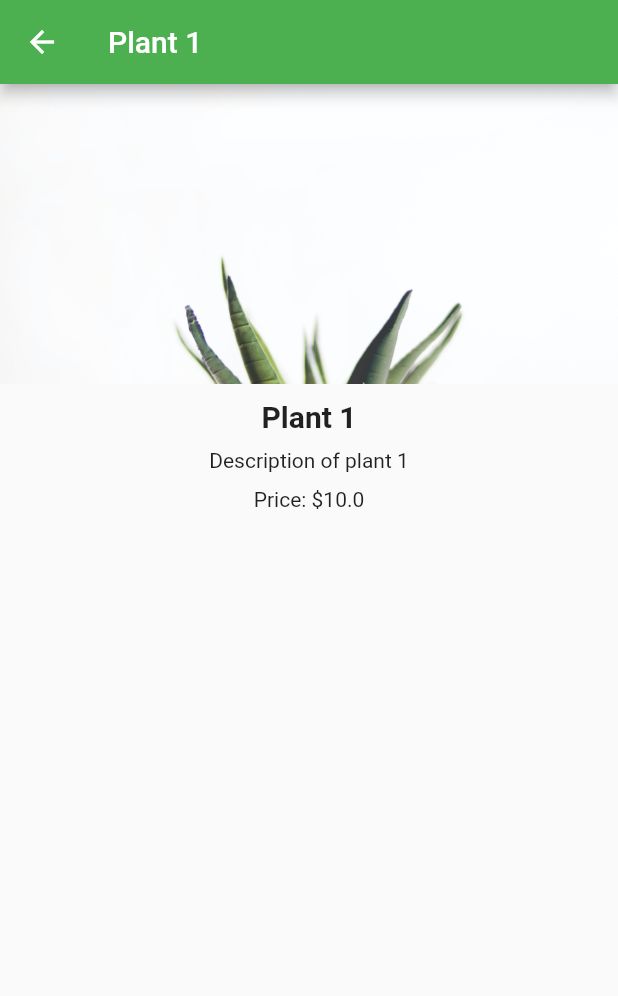
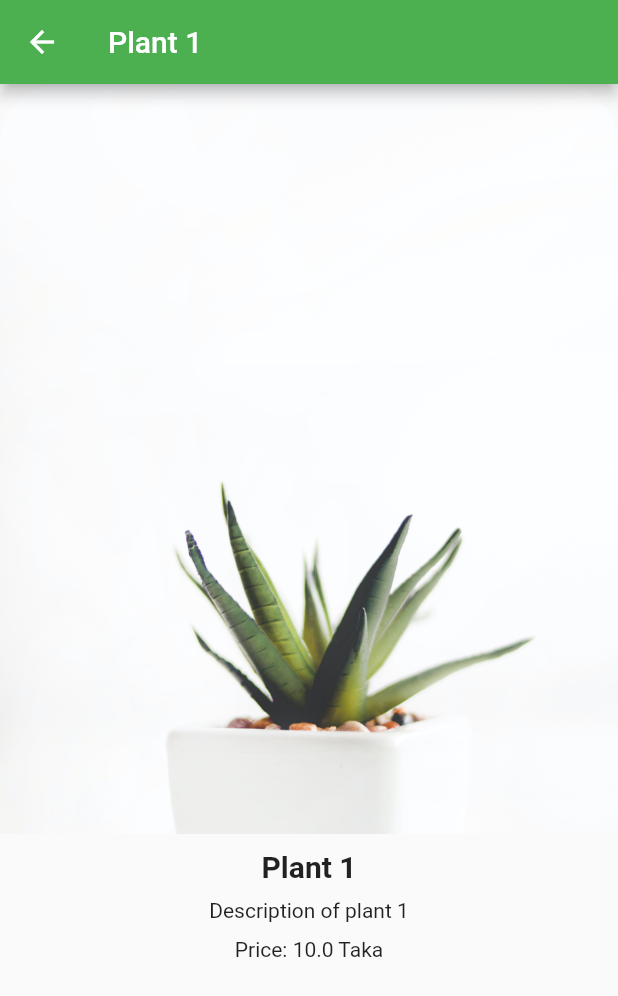
Before and after one commit to hackerboi101/plant_shop_app, a Flutter app: the screen it shows after launch, after a tap on "Plant 1", on a phone screen of 412 x 824 dp. Shown: the top 996 px of the screen. Run offline on Flutter 3.47's test engine with Material 2 defaults, Android fonts, the phone set to English and light mode, and no system bars; our stand-ins replace firebase_core; accounts and stored records are empty.

Commit message:
Latest update

```diff
--- a/lib/description_page.dart
+++ b/lib/description_page.dart
@@ -16,11 +16,19 @@ class DescriptionPage extends StatelessWidget {
       ),
       body: Column(
         children: [
-          Image.asset(
-            plant.image,
-            height: 200,
-            width: double.infinity,
-            fit: BoxFit.cover,
+          Container(
+            height: 500.0,
+            width: 500.0,
+            decoration: BoxDecoration(
+              image: DecorationImage(
+                image: AssetImage(plant.image),
+                fit: BoxFit.cover,
+              ),
+              borderRadius: BorderRadius.only(
+                topLeft: Radius.circular(40),
+                topRight: Radius.circular(40),
+              ),
+            ),
           ),
           Container(
             padding: EdgeInsets.all(10),
@@ -40,7 +48,7 @@ class DescriptionPage extends StatelessWidget {
                 SizedBox(
                   height: 10,
                 ),
-                Text('Price: \$${plant.price}'),
+                Text('Price: ${plant.price} Taka'),
                 SizedBox(
                   height: 10,
                 ),
--- a/lib/main.dart
+++ b/lib/main.dart
@@ -69,17 +69,30 @@ class HomePage extends StatelessWidget {
             padding: const EdgeInsets.only(top: 15, left: 15, right: 15),
             child: Card(
               shape: RoundedRectangleBorder(
-                  borderRadius: BorderRadius.circular(20)),
-              child: ListTile(
+                  borderRadius: BorderRadius.circular(40)),
+              color: Colors.lightGreen[200],
+              child: Column(
+                children: [
+                  Container(
+                    height: 500.0,
+                    width: 500.0,
+                    decoration: BoxDecoration(
+                      image: DecorationImage(
+                        image: AssetImage(plants[index].image),
+                        fit: BoxFit.cover,
+                      ),
+                      borderRadius: BorderRadius.only(
+                        topLeft: Radius.circular(40),
+                        topRight: Radius.circular(40),
+                      ),
+                    ),
+                  ),
+                  ListTile(
                     shape: RoundedRectangleBorder(
-                    borderRadius: BorderRadius.circular(20)),
-                leading: Image.asset(
-                  plants[index].image,
-                  fit: BoxFit.contain,
-                ),
+                        borderRadius: BorderRadius.circular(40)),
                     title: Text(plants[index].name),
                     subtitle: Text(plants[index].description),
-                tileColor: Colors.green[300],
+                    tileColor: Colors.lightGreen[200],
                     onTap: () {
                       Navigator.push(
                         context,
@@ -93,6 +106,8 @@ class HomePage extends StatelessWidget {
                     horizontalTitleGap: 10,
                     minVerticalPadding: 30,
                   ),
+                ],
+              ),
             ),
           );
         },
```
Lines whose indentation alone changed are shown as unchanged.
